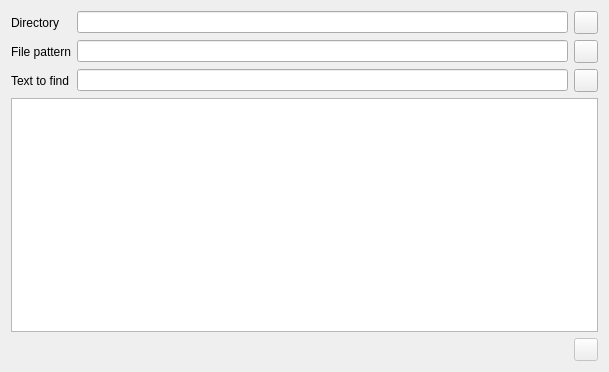
The window that ide/findinfilesdialog.ui (martinribelotta/embedded-ide) describes before a commit, drawn with Qt 5.
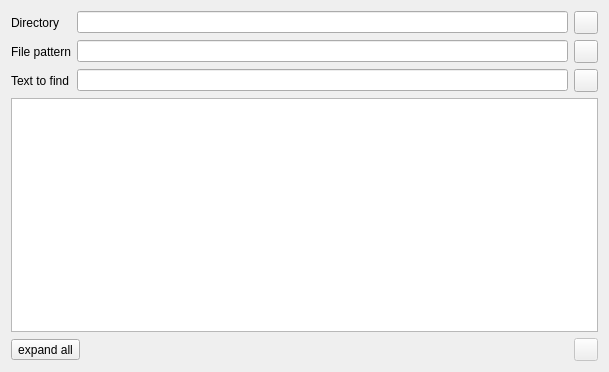
The same window after the commit. Icons and pictures are not drawn. Custom widgets are drawn as their Qt base class.

Commit message:
Find in files dialog: Add expand/collapse all button
Normal find result now is collapsed, you can push "Expand all" to
reveal all items.

```diff
--- a/ide/findinfilesdialog.ui
+++ b/ide/findinfilesdialog.ui
@@ -132,6 +132,16 @@
    </item>
    <item>
     <layout class="QHBoxLayout" name="horizontalLayout_3">
+     <item>
+      <widget class="QToolButton" name="buttonExpandAll">
+       <property name="text">
+        <string>expand all</string>
+       </property>
+       <property name="checkable">
+        <bool>true</bool>
+       </property>
+      </widget>
+     </item>
      <item>
       <widget class="QLabel" name="labelStatus"/>
      </item>
```
Left out of the diff: 12 changed lines with no effect on the pictures. The commit also changes 3 other files.
